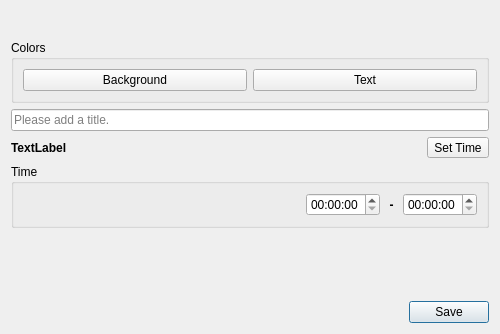
Above: UI/luna-event.ui from textbrowser/luna before the change. Below: the same form after it.
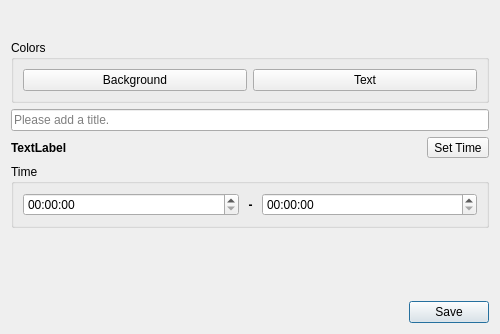
That is the form after the change. Icons and pictures are not drawn.

Patch:
```diff
--- a/UI/luna-event.ui
+++ b/UI/luna-event.ui
@@ -169,24 +169,17 @@
      <layout class="QVBoxLayout" name="verticalLayout_2">
       <item>
        <layout class="QHBoxLayout" name="horizontalLayout_5">
-        <item>
-         <spacer name="horizontalSpacer_4">
-          <property name="orientation">
-           <enum>Qt::Orientation::Horizontal</enum>
-          </property>
-          <property name="sizeHint" stdset="0">
-           <size>
-            <width>40</width>
-            <height>20</height>
-           </size>
-          </property>
-         </spacer>
-        </item>
         <item>
          <widget class="QTimeEdit" name="start"/>
         </item>
         <item>
          <widget class="QLabel" name="label_2">
+          <property name="sizePolicy">
+           <sizepolicy hsizetype="Maximum" vsizetype="Preferred">
+            <horstretch>0</horstretch>
+            <verstretch>0</verstretch>
+           </sizepolicy>
+          </property>
           <property name="font">
            <font>
             <bold>true</bold>
```
